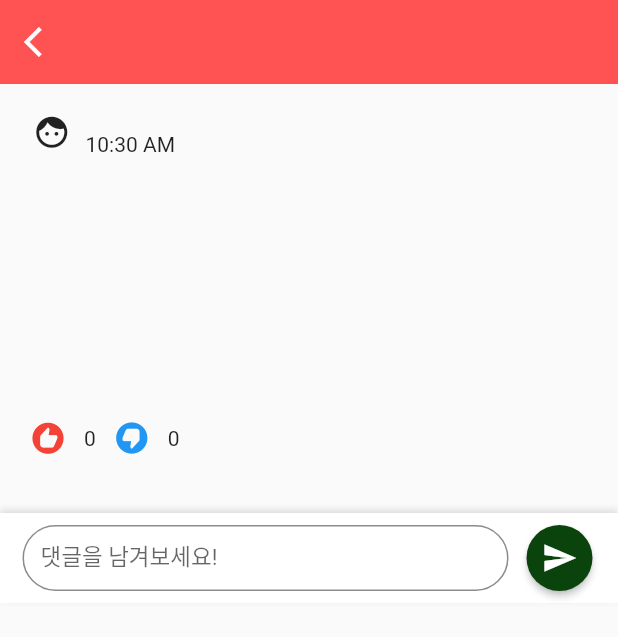
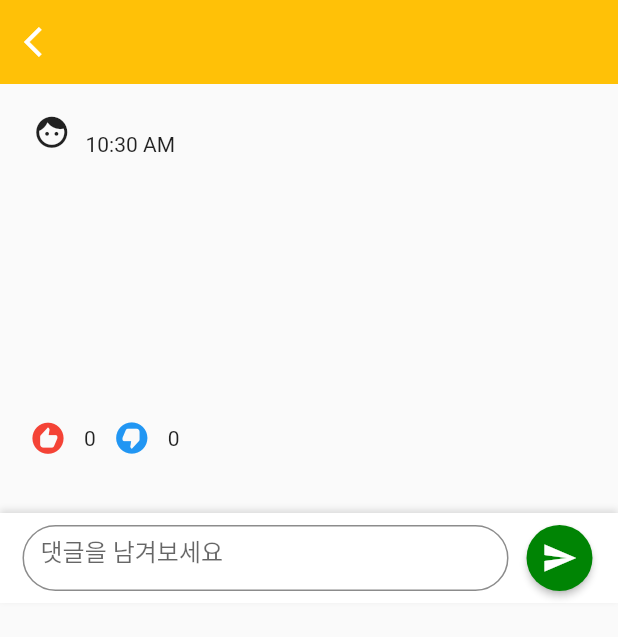
Before and after one commit to SorryKim/2023_capstone, a Flutter app: the CommentScreen screen opened directly with empty values, on a phone screen of 412 x 824 dp. Shown: the top 637 px of the screen. Run offline on Flutter 3.47's test engine with Material 2 defaults, Android fonts, the light colour scheme and no system bars; our stand-ins replace cloud_firestore, firebase_auth, firebase_core, flutter_swiper_plus, geolocator, google_sign_in and 2 more; missing offline and left inert: flutter_survey, health, shake; accounts and stored records are empty.

Commit message:
UI 수정

```diff
--- a/lib/main.dart
+++ b/lib/main.dart
@@ -19,9 +19,9 @@ class MyApp extends StatelessWidget {
     return MaterialApp(
       title: 'MountainDew',
       theme: ThemeData(
-        primarySwatch: Colors.green,
+        primarySwatch: Colors.red,
         visualDensity: VisualDensity.adaptivePlatformDensity,
-        primaryColor: const Color.fromARGB(255, 10, 68, 12),
+        primaryColor: Colors.red,
       ),
       home: const App(),
     );
--- a/lib/screens/badge_screen.dart
+++ b/lib/screens/badge_screen.dart
@@ -59,7 +59,7 @@ class _BadgeScreenState extends State<BadgeScreen> {
                     padding: EdgeInsets.all(10),
                     child: LinearProgressIndicator(
                       value: 0.7,
-                      color: Colors.greenAccent, //<-- SEE HERE
+                      color: Colors.redAccent, //<-- SEE HERE
                       backgroundColor: Colors.grey, //<-- SEE HERE
                     ),
                   ),
--- a/lib/screens/comment_screen.dart
+++ b/lib/screens/comment_screen.dart
@@ -51,7 +51,7 @@ class _CommentScreenState extends State<CommentScreen> {
             color: Colors.white,
             icon: const Icon(Icons.arrow_back_ios),
           ),
-          backgroundColor: Colors.redAccent,
+          backgroundColor: Colors.amber,
           elevation: 0.0,
         ),
         body: StreamBuilder<List<CommentModel>>(
@@ -149,12 +149,10 @@ class _CommentScreenState extends State<CommentScreen> {
                       ),
                     ),
                     Flexible(
-                        child: ListView.separated(
+                        child: ListView.builder(
                       itemCount: comments.length,
                       shrinkWrap: true,
                       controller: ScrollController(),
-                      separatorBuilder: (BuildContext context, int index) =>
-                          const Divider(),
                       itemBuilder: (context, index) {
                         return Padding(
                           padding: const EdgeInsets.all(8.0),
@@ -163,8 +161,7 @@ class _CommentScreenState extends State<CommentScreen> {
                             shape: RoundedRectangleBorder(
                                 borderRadius: BorderRadius.circular(5),
                                 side: const BorderSide(
-                                    color: Color.fromARGB(255, 10, 68, 12),
-                                    width: 1)),
+                                    color: Colors.black12, width: 1)),
                             title: Text(comments[index].message),
                             subtitle: Text(
                               comments[index].userName,
@@ -307,12 +304,12 @@ class _CommentScreenState extends State<CommentScreen> {
                 controller: controller,
                 decoration: InputDecoration(
                   labelStyle: const TextStyle(fontSize: 15),
-                  labelText: "댓글을 남겨보세요!",
                   fillColor: Colors.white,
+                  hintText: '댓글을 남겨보세요',
                   focusedBorder: OutlineInputBorder(
                     borderRadius: BorderRadius.circular(25.0),
                     borderSide: const BorderSide(
-                      color: Color.fromARGB(255, 10, 68, 12),
+                      color: Color.fromARGB(255, 0, 132, 4),
                     ),
                   ),
                   enabledBorder: OutlineInputBorder(
@@ -332,7 +329,7 @@ class _CommentScreenState extends State<CommentScreen> {
               onPressed: _onPressedSendButton, //전송버튼을 누를때 동작시킬 메소드
               constraints: const BoxConstraints(minWidth: 0, minHeight: 0),
               elevation: 2,
-              fillColor: const Color.fromARGB(255, 10, 68, 12),
+              fillColor: const Color.fromARGB(255, 0, 132, 4),
               shape: const CircleBorder(),
               child: const Padding(
                 padding: EdgeInsets.all(10),
--- a/lib/screens/home_screen.dart
+++ b/lib/screens/home_screen.dart
@@ -52,9 +52,9 @@ class HomeScreen extends StatelessWidget {
                       padding: const EdgeInsets.only(bottom: 5, top: 3),
                       child: const TabBar(
                         indicatorSize: TabBarIndicatorSize.label,
-                        indicatorColor: Color.fromARGB(255, 10, 68, 12),
+                        indicatorColor: Color.fromARGB(255, 0, 0, 0),
                         indicatorWeight: 2,
-                        labelColor: Color.fromARGB(255, 10, 68, 12),
+                        labelColor: Color.fromARGB(255, 0, 0, 0),
                         unselectedLabelColor: Colors.black54,
                         labelStyle: TextStyle(
                           fontSize: 13,
--- a/lib/screens/survey_screen.dart
+++ b/lib/screens/survey_screen.dart
@@ -22,6 +22,8 @@ class SurveyScreen extends StatelessWidget {
       title: 'Flutter Survey Demo',
       theme: ThemeData(
         brightness: Brightness.light,
+        primarySwatch: Colors.red,
+        visualDensity: VisualDensity.adaptivePlatformDensity,
       ),
       darkTheme: ThemeData(
         brightness: Brightness.dark,
```
Also changed, not shown: lib/screens/community_screen.dart (+18 -7 lines), lib/screens/lobby_screen.dart (+21 -17 lines), lib/screens/search_screen.dart (+6 -2 lines), pubspec.yaml (+6 -1 lines), fonts/PaytoneOne-Regular.ttf (added), pubspec.lock.
